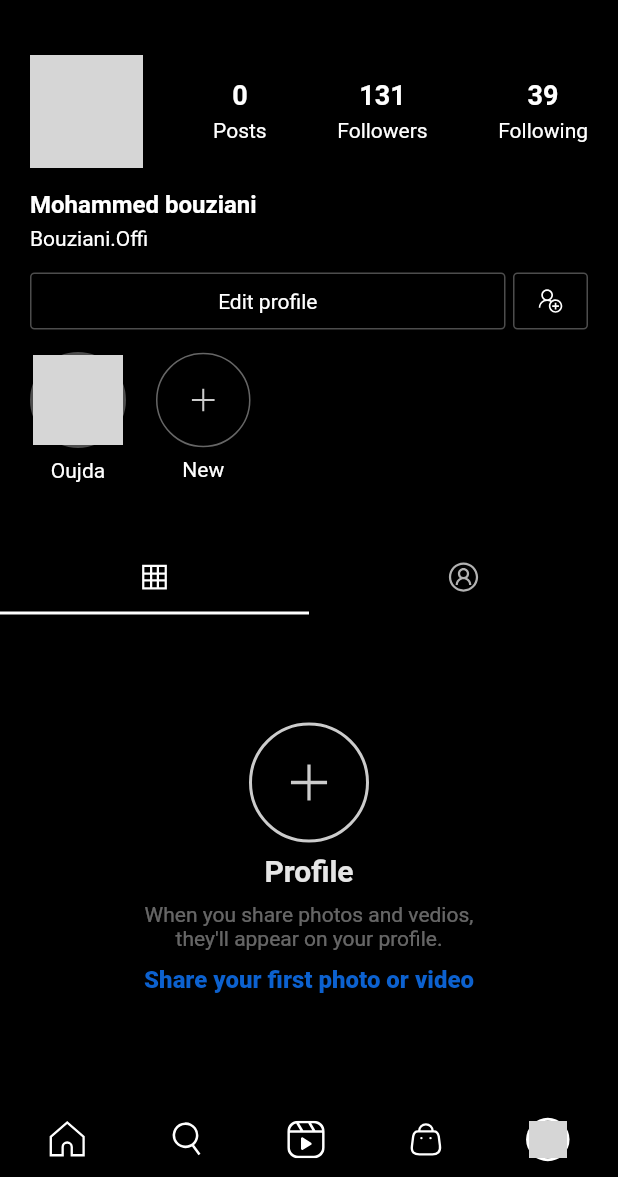
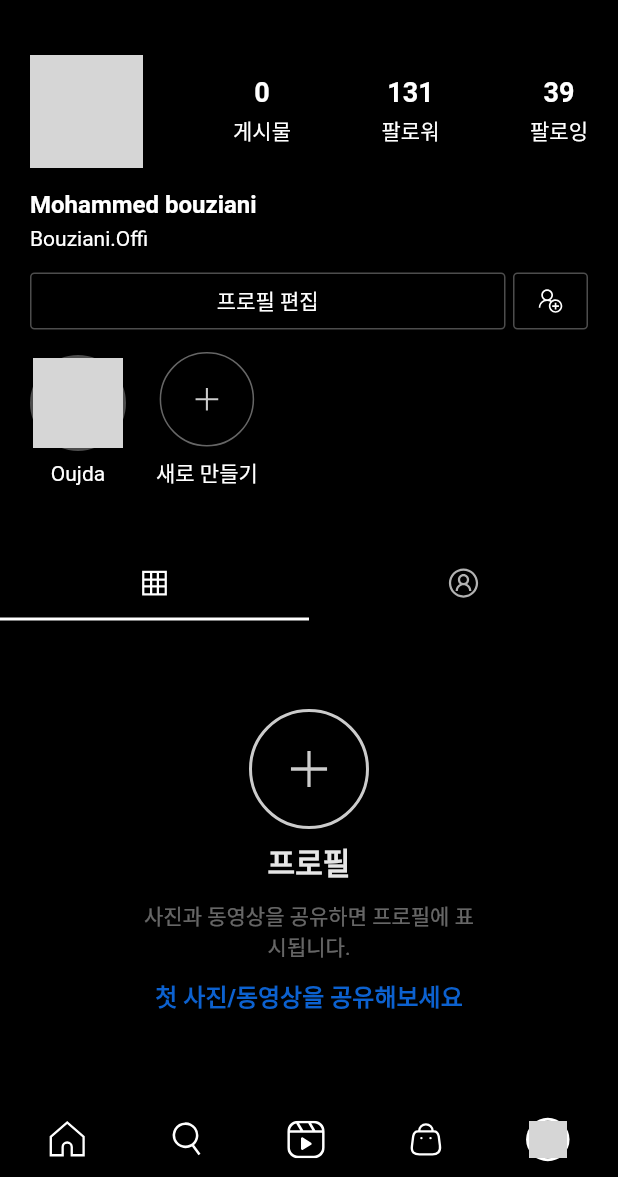
Before and after one commit to sana-20/flutter-instagram-ui, a Flutter app: the screen it shows after launch, item 5 of the bottom bar chosen, on a phone screen of 412 x 824 dp, the part 59-1236 px from its top. Run offline on Flutter 3.47's test engine with Material 2 defaults, Android fonts, the phone set to English and light mode, and no system bars; drawn by our look-alikes of expandable_text; our stand-ins replace flutter_svg, line_icons; network calls fail; key blocks and very long unbroken strings in the code were emptied for the run; grey boxes are pictures that could not be loaded.

Commit message:
change language of texts

```diff
--- a/lib/data/reels.dart
+++ b/lib/data/reels.dart
@@ -6,9 +6,9 @@ List ReelsData = [
         "https://www.infobascongo.net/beta/wp-content/themes/stylebook/timthumb.php?src=https%3A%2F%2Fwww.infobascongo.net%2Fbeta%2Fwp-content%2F2020%2F07%2Fronaldo.jpg&q=90&w=795&zc=1",
     "ContentImg": "https://media.giphy.com/media/F89PG9XV8sofbaXV4D/giphy.gif",
     "Contentcontent":
-        "Ask not what your country can do for you; ask what you can do for your country.",
+        "ㅋㅋㅋㅋㅋㅋㅋㅋㅋㅋㅋㅋㅋㅋㅋㅋㅋㅋㅋㅋㅋㅋㅋㅋㅋㅋㅋㅋㅋㅋ",
     "Musicname": "Paly kepps minde",
-    "MusicOwner": "Original Audio",
+    "MusicOwner": "원본 오디오",
     "MusicImg":
         "https://yt3.ggpht.com/ytc/AKedOLS7HoZHm5fSGyK6ENCNYjAIYNPfmIEE7SUXBag1kQ=s900-c-k-c0x00ffffff-no-rj",
     "LikesCount": "1,558",
@@ -17,28 +17,12 @@ List ReelsData = [
   },
   {
     "id": 2,
-    "Username": "Aderiane",
-    "UserImg":
-        "https://www.infobascongo.net/beta/wp-content/themes/stylebook/timthumb.php?src=https%3A%2F%2Fwww.infobascongo.net%2Fbeta%2Fwp-content%2F2020%2F07%2Fronaldo.jpg&q=90&w=795&zc=1",
-    "ContentImg": "https://media.giphy.com/media/F89PG9XV8sofbaXV4D/giphy.gif",
-    "Contentcontent":
-        "Genius is one percent inspiration and ninety-nine percent perspiration.",
-    "Musicname": "Gangsta in the Night",
-    "MusicOwner": "Original Audio",
-    "MusicImg":
-        "https://yt3.ggpht.com/ytc/AKedOLS7HoZHm5fSGyK6ENCNYjAIYNPfmIEE7SUXBag1kQ=s900-c-k-c0x00ffffff-no-rj",
-    "LikesCount": "15.2k",
-    "CommentCount": "1,252",
-    "isFollowed": false,
-  },
-  {
-    "id": 3,
     "Username": "Jennifer",
     "UserImg":
         "https://www.infobascongo.net/beta/wp-content/themes/stylebook/timthumb.php?src=https%3A%2F%2Fwww.infobascongo.net%2Fbeta%2Fwp-content%2F2020%2F07%2Fronaldo.jpg&q=90&w=795&zc=1",
     "ContentImg": "https://media.giphy.com/media/eiXrTRHk9WCDYjv54z/giphy.gif",
     "Contentcontent":
-        "I have a dream that my four little children will one day live in a nation where they will not be judged by the color of their skin but by the content of their character.",
+        "",
     "Musicname": "Otto",
     "MusicOwner": "Sch",
     "MusicImg":
@@ -48,13 +32,13 @@ List ReelsData = [
     "isFollowed": true,
   },
   {
-    "id": 4,
+    "id": 3,
     "Username": "christina",
     "UserImg":
         "https://www.infobascongo.net/beta/wp-content/themes/stylebook/timthumb.php?src=https%3A%2F%2Fwww.infobascongo.net%2Fbeta%2Fwp-content%2F2020%2F07%2Fronaldo.jpg&q=90&w=795&zc=1",
     "ContentImg": "https://media.giphy.com/media/cG9RUhm2L2jgaJFNoP/giphy.gif",
     "Contentcontent":
-        "If you want something said, ask a man; if you want something done, ask a woman.",
+        "⚽️🏃‍♂️🏃‍♂️🏃‍♂️🏃‍♂️",
     "Musicname": "Jusqu'a dernier Gramme",
     "MusicOwner": "Pnl",
     "MusicImg":
@@ -64,13 +48,13 @@ List ReelsData = [
     "isFollowed": false,
   },
   {
-    "id": 1,
+    "id": 4,
     "Username": "9Gag",
     "UserImg":
         "https://www.infobascongo.net/beta/wp-content/themes/stylebook/timthumb.php?src=https%3A%2F%2Fwww.infobascongo.net%2Fbeta%2Fwp-content%2F2020%2F07%2Fronaldo.jpg&q=90&w=795&zc=1",
     "ContentImg": "https://media.giphy.com/media/2zXn1uiIfWbzDoj9Bh/giphy.gif",
     "Contentcontent":
-        "Life is like riding a bicycle. To keep your balance, you must keep moving.",
+        "Keep your balance, you must keep moving.",
     "Musicname": "Mgheyer",
     "MusicOwner": "ElgrandoToTo",
     "MusicImg":
@@ -85,7 +69,7 @@ List ReelsData = [
     "UserImg":
         "https://www.infobascongo.net/beta/wp-content/themes/stylebook/timthumb.php?src=https%3A%2F%2Fwww.infobascongo.net%2Fbeta%2Fwp-content%2F2020%2F07%2Fronaldo.jpg&q=90&w=795&zc=1",
     "ContentImg": "https://media.giphy.com/media/YF7lgzrHmgJ6U66pPE/giphy.gif",
-    "Contentcontent": "No one can make you feel inferior without your consent.",
+    "Contentcontent": "코-쓱,,",
     "Musicname": "Ma Jolie",
     "MusicOwner": "Jul",
     "MusicImg":
@@ -94,4 +78,20 @@ List ReelsData = [
     "CommentCount": "129",
     "isFollowed": false,
   },
+  {
+    "id": 6,
+    "Username": "Aderiane",
+    "UserImg":
+        "https://www.infobascongo.net/beta/wp-content/themes/stylebook/timthumb.php?src=https%3A%2F%2Fwww.infobascongo.net%2Fbeta%2Fwp-content%2F2020%2F07%2Fronaldo.jpg&q=90&w=795&zc=1",
+    "ContentImg": "https://media.giphy.com/media/F89PG9XV8sofbaXV4D/giphy.gif",
+    "Contentcontent":
+        "🤣🤣🤣",
+    "Musicname": "Gangsta in the Night",
+    "MusicOwner": "원본 오디오",
+    "MusicImg":
+        "https://yt3.ggpht.com/ytc/AKedOLS7HoZHm5fSGyK6ENCNYjAIYNPfmIEE7SUXBag1kQ=s900-c-k-c0x00ffffff-no-rj",
+    "LikesCount": "15.2k",
+    "CommentCount": "1,252",
+    "isFollowed": false,
+  },
 ];
--- a/lib/screens/account_screen.dart
+++ b/lib/screens/account_screen.dart
@@ -72,7 +72,7 @@ class tabbody extends StatelessWidget {
                 height: 7,
               ),
               Text(
-                'Profile',
+                '프로필',
                 style: TextStyle(
                     fontWeight: FontWeight.w600,
                     color: white.withOpacity(0.9),
@@ -84,7 +84,7 @@ class tabbody extends StatelessWidget {
               Padding(
                 padding: const EdgeInsets.symmetric(horizontal: 90.0),
                 child: Text(
-                  "When you share photos and vedios, they'll appear on your profile.",
+                  "사진과 동영상을 공유하면 프로필에 표시됩니다.",
                   textAlign: TextAlign.center,
                   style: TextStyle(
                       fontWeight: FontWeight.w400,
@@ -96,7 +96,7 @@ class tabbody extends StatelessWidget {
                 height: 10,
               ),
               Text(
-                'Share your first photo or video',
+                '첫 사진/동영상을 공유해보세요',
                 style: TextStyle(
                     fontWeight: FontWeight.w800,
                     color: Color.fromARGB(255, 12, 97, 207),
@@ -124,7 +124,7 @@ class tabbody extends StatelessWidget {
                 height: 7,
               ),
               Text(
-                'Profile',
+                '프로필',
                 style: TextStyle(
                     fontWeight: FontWeight.w600,
                     color: white.withOpacity(0.9),
@@ -136,7 +136,7 @@ class tabbody extends StatelessWidget {
               Padding(
                 padding: const EdgeInsets.symmetric(horizontal: 70.0),
                 child: Text(
-                  "When somone montion you in his photos or vedios, they'll appear on your profile.",
+                  "사진과 동영상을 공유하면 프로필에 표시됩니다.",
                   textAlign: TextAlign.center,
                   style: TextStyle(
                       fontWeight: FontWeight.w400,
@@ -191,7 +191,7 @@ class ProfileHeader extends StatelessWidget {
                     height: 5,
                   ),
                   Text(
-                    'Posts',
+                    '게시물',
                     style: TextStyle(
                         fontWeight: FontWeight.w400,
                         color: white,
@@ -212,7 +212,7 @@ class ProfileHeader extends StatelessWidget {
                     height: 5,
                   ),
                   Text(
-                    'Followers',
+                    '팔로워',
                     style: TextStyle(
                         fontWeight: FontWeight.w400,
                         color: white,
@@ -233,7 +233,7 @@ class ProfileHeader extends StatelessWidget {
                     height: 5,
                   ),
                   Text(
-                    'Following',
+                    '팔로잉',
                     style: TextStyle(
                         fontWeight: FontWeight.w400,
                         color: white,
@@ -275,7 +275,7 @@ class ProfileHeader extends StatelessWidget {
                   height: 38,
                   child: OutlinedButton(
                     onPressed: () {},
-                    child: Text('Edit profile', //isFollowed
+                    child: Text('프로필 편집', //isFollowed
                         style: TextStyle(
                           color: white,
                           fontWeight: FontWeight.w400,
@@ -379,7 +379,7 @@ class ProfileHeader extends StatelessWidget {
                     height: 7,
                   ),
                   Text(
-                    'New',
+                    '새로 만들기',
                     style: TextStyle(
                         overflow: TextOverflow.ellipsis,
                         color: white,
--- a/lib/screens/reel_screen.dart
+++ b/lib/screens/reel_screen.dart
@@ -62,7 +62,7 @@ class ReelItem extends StatelessWidget {
                   mainAxisAlignment: MainAxisAlignment.spaceBetween,
                   children: [
                     Text(
-                      "Reels",
+                      "릴스",
                       style: TextStyle(
                           color: white.withOpacity(0.98),
                           fontSize: 25,
@@ -125,8 +125,8 @@ class ReelItem extends StatelessWidget {
                               onPressed: () {},
                               child: Text(
                                   ReelsData[index]['isFollowed']
-                                      ? 'Followed'
-                                      : 'Follow', //isFollowed
+                                      ? '팔로잉'
+                                      : '팔로우', //isFollowed
                                   style: TextStyle(
                                     color: white,
                                     fontWeight: FontWeight.w600,
--- a/lib/screens/search_screen.dart
+++ b/lib/screens/search_screen.dart
@@ -29,7 +29,7 @@ class _SearchScreenState extends State<SearchScreen> {
                     color: textFieldBackground),
                 child: TextField(
                   decoration: InputDecoration(
-                      hintText: 'Search',
+                      hintText: '검색',
                       hintStyle: TextStyle(
                           fontSize: 17,
                           fontWeight: FontWeight.w600,
--- a/lib/widget/post_items.dart
+++ b/lib/widget/post_items.dart
@@ -122,15 +122,6 @@ class PostItems extends StatelessWidget {
                           TextSpan(
                             text: posts[index]['likedBy'] == null
                                 ? ''
-                                : 'Liked by ',
-                            style: TextStyle(
-                                fontWeight: FontWeight.w300,
-                                color: white,
-                                fontSize: 14),
-                          ),
-                          TextSpan(
-                            text: posts[index]['likedBy'] == null
-                                ? ''
                                 : posts[index]['likedBy'],
                             style: TextStyle(
                                 color: white,
@@ -139,7 +130,7 @@ class PostItems extends StatelessWidget {
                           ),
                           TextSpan(
                             text:
-                                posts[index]['likedBy'] == null ? '' : ' and ',
+                                posts[index]['likedBy'] == null ? '' : '님 외 ',
                             style: TextStyle(
                                 fontWeight: FontWeight.w300,
                                 color: white,
@@ -150,6 +141,15 @@ class PostItems extends StatelessWidget {
                             style: TextStyle(
                                 color: white,
                                 fontWeight: FontWeight.w600,
+                                fontSize: 14),
+                          ),
+                          TextSpan(
+                            text: posts[index]['likedBy'] == null
+                                ? ''
+                                : '명이 좋아합니다',
+                            style: TextStyle(
+                                fontWeight: FontWeight.w300,
+                                color: white,
                                 fontSize: 14),
                           ),
                         ],
@@ -182,7 +182,7 @@ class PostItems extends StatelessWidget {
                       height: 5,
                     ),
                     Text(
-                      "View all ${posts[index]['commentCount']} Comments",
+                      "댓글 ${posts[index]['commentCount']}개 모두 보기",
                       style: TextStyle(
                           color: white.withOpacity(0.5),
                           fontWeight: FontWeight.w400,
--- a/lib/widget/story_banner.dart
+++ b/lib/widget/story_banner.dart
@@ -50,7 +50,7 @@ class StoryBanner extends StatelessWidget {
                   height: 7,
                 ),
                 Text(
-                  'Your Story',
+                  '내 스토리',
                   style: TextStyle(
                       overflow: TextOverflow.ellipsis,
                       color: white,
```
Also changed, not shown: lib/data/post.dart (+24 -25 lines), lib/data/search.dart (+62 -65 lines), lib/data/storys.dart (+7 -7 lines).
